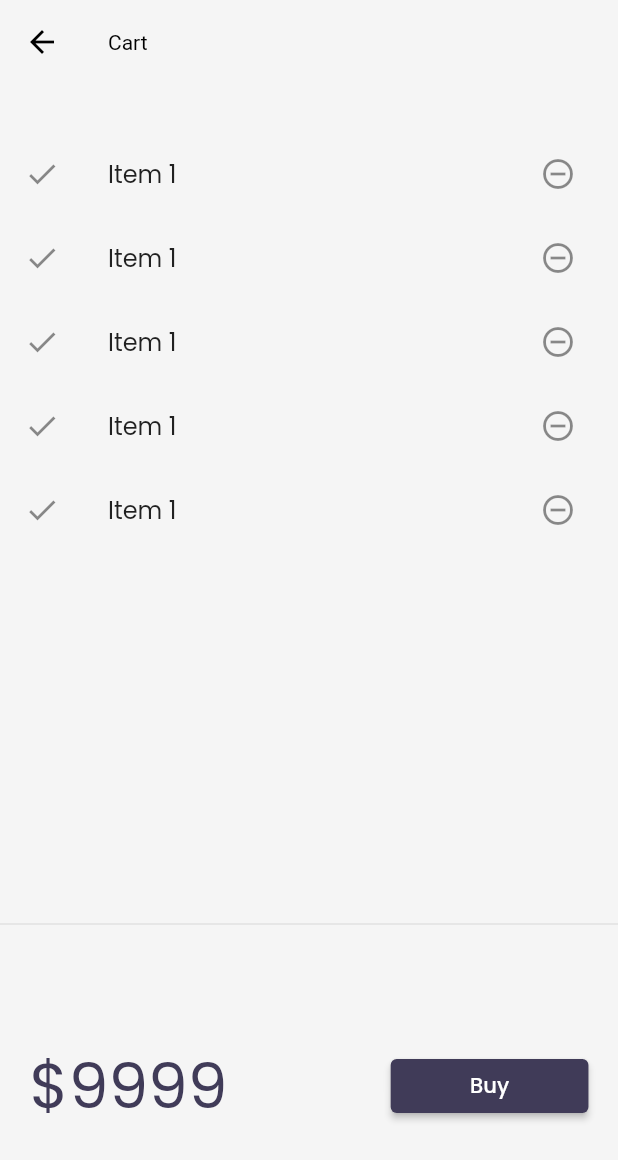
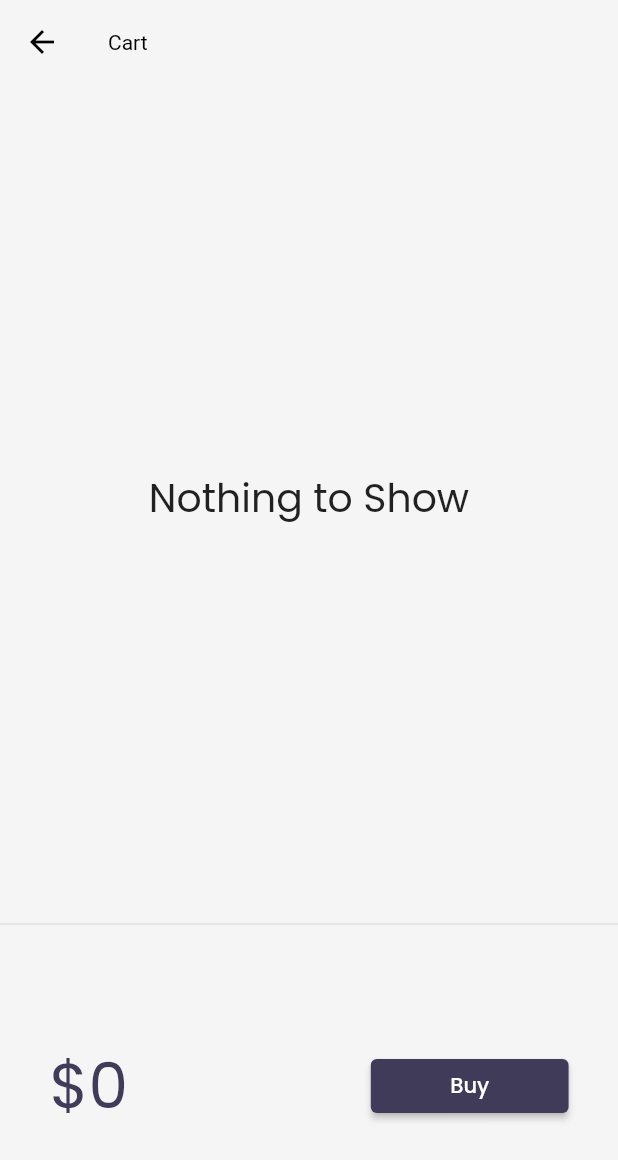
Before and after one commit to VinnieSharma2002/Catalog-App, a Flutter app: the screen it shows after launch, after a tap on an icon or button, on a phone screen of 412 x 824 dp. Shown: the top 1160 px of the screen. Run offline on Flutter 3.47's test engine with Material 2 defaults, Android fonts, the phone set to English and light mode, and no system bars; our stand-ins replace google_fonts, velocity_x; network calls fail.

Commit message:
Day-7 Completed

```diff
--- a/lib/pages/cart_page.dart
+++ b/lib/pages/cart_page.dart
@@ -1,4 +1,5 @@
 import 'package:flutter/material.dart';
+import 'package:flutter_application_1/models/cart.dart';
 import 'package:velocity_x/velocity_x.dart';
 
 class CartPage extends StatelessWidget {
@@ -14,9 +15,9 @@ class CartPage extends StatelessWidget {
       ),
       body: Column(
         children: [
-          const _CartList().py32().expand(),
+          _CartList().py32().expand(),
           const Divider(),
-          const _CartTotal(),
+          _CartTotal(),
         ],
       ),
     );
@@ -24,8 +25,8 @@ class CartPage extends StatelessWidget {
 }
 
 class _CartTotal extends StatelessWidget {
-  const _CartTotal({Key? key}) : super(key: key);
-
+  _CartTotal({Key? key}) : super(key: key);
+  final _cart = CartModel();
   @override
   Widget build(BuildContext context) {
     return SizedBox(
@@ -33,7 +34,11 @@ class _CartTotal extends StatelessWidget {
       child: Row(
         mainAxisAlignment: MainAxisAlignment.spaceAround,
         children: [
-          "\$9999".text.xl5.color(context.theme.accentColor).make(),
+          "\$${_cart.totalprice}"
+              .text
+              .xl5
+              .color(context.theme.accentColor)
+              .make(),
           30.widthBox,
           ElevatedButton(
                   onPressed: () {
@@ -51,25 +56,24 @@ class _CartTotal extends StatelessWidget {
   }
 }
 
-class _CartList extends StatefulWidget {
-  const _CartList({Key? key}) : super(key: key);
-
-  @override
-  State<_CartList> createState() => _CartListState();
-}
-
-class _CartListState extends State<_CartList> {
+class _CartList extends StatelessWidget{
+  final _cart = CartModel();
   @override
   Widget build(BuildContext context) {
-    return ListView.builder(
-        itemCount: 5,
-        itemBuilder: (context, index) => ListTile(
-              leading: Icon(Icons.done),
-              trailing: IconButton(
-                icon: Icon(Icons.remove_circle_outline),
-                onPressed: () {},
-              ),
-              title: "Item 1".text.make(),
-            ));
+    return _cart.items.isEmpty
+        ? "Nothing to Show".text.xl3.makeCentered()
+        : ListView.builder(
+            itemCount: _cart.items.length,
+            itemBuilder: (context, index) => ListTile(
+                  leading: const Icon(Icons.done),
+                  trailing: IconButton(
+                    icon: const Icon(Icons.remove_circle_outline),
+                    onPressed: () {
+                      _cart.remove(_cart.items[index]);
+                      //setState(() {});
+                    },
+                  ),
+                  title: _cart.items[index].name.text.make(),
+                ));
   }
 }
--- a/lib/widgets/drawer.dart
+++ b/lib/widgets/drawer.dart
@@ -6,12 +6,12 @@ class MyDrawer extends StatelessWidget {
 
   @override
   Widget build(BuildContext context) {
-    final imageurl = "https://www.teahub.io/photos/full/4-45076_kira-light-yagami.jpg";
+    const imageurl = "https://www.teahub.io/photos/full/4-45076_kira-light-yagami.jpg";
     return Drawer(
       child: Container(
         color: Colors.deepPurple,
         child: ListView(
-          children: [
+          children: const [
             DrawerHeader(
                 padding: EdgeInsets.zero,
                 child: UserAccountsDrawerHeader(
--- /dev/null
+++ b/lib/widgets/home_widgets/add_to_cart.dart
@@ -0,0 +1,34 @@
+import 'package:flutter/cupertino.dart';
+import 'package:flutter/material.dart';
+import 'package:flutter_application_1/models/cart.dart';
+import 'package:flutter_application_1/models/catalog.dart';
+import 'package:velocity_x/velocity_x.dart';
+
+class AddToCart extends StatelessWidget {
+  final Item catalog;
+  AddToCart({
+    Key? key, required this.catalog,
+  }) : super(key: key);
+
+  final _cart = CartModel();
+
+  @override
+  Widget build(BuildContext context) {
+    bool isInCart = _cart.items.contains(catalog);
+    return ElevatedButton(
+        onPressed: () {
+          if (!isInCart){
+          isInCart = isInCart.toggle();
+          final _catalog = CatalogModel();
+          _cart.catalog = _catalog;
+          _cart.add(catalog);
+          //setState(() {});
+          }
+        },
+        style: ButtonStyle(
+            backgroundColor: MaterialStateProperty.all(
+                context.theme.buttonColor),
+            shape: MaterialStateProperty.all(const StadiumBorder())),
+        child: isInCart ? const Icon(Icons.done) : const Icon(CupertinoIcons.cart_badge_plus));
+  }
+}
--- a/lib/widgets/home_widgets/catalog_list.dart
+++ b/lib/widgets/home_widgets/catalog_list.dart
@@ -1,9 +1,9 @@
 import 'package:flutter/material.dart';
 import 'package:flutter_application_1/models/catalog.dart';
 import 'package:flutter_application_1/pages/home_detail_page.dart';
-import 'package:flutter_application_1/widgets/themes.dart';
 import 'package:velocity_x/velocity_x.dart';
 
+import 'add_to_cart.dart';
 import 'catalog_image.dart';
 
 class CatalogList extends StatelessWidget {
@@ -58,13 +58,7 @@ class CatalogItem extends StatelessWidget {
               buttonPadding: EdgeInsets.zero,
               children: [
                 "\$${catalog.price}".text.bold.make(),
-                ElevatedButton(
-                    onPressed: () {},
-                    style: ButtonStyle(
-                        backgroundColor: MaterialStateProperty.all(
-                            context.theme.buttonColor),
-                        shape: MaterialStateProperty.all(const StadiumBorder())),
-                    child: "Add to Cart".text.make())
+                AddToCart(catalog: catalog)
               ],
             ).pOnly(right: 8.0)
           ],
--- a/lib/widgets/themes.dart
+++ b/lib/widgets/themes.dart
@@ -7,8 +7,8 @@ class MyTheme {
       primarySwatch: Colors.deepPurple,
       cardColor: Colors.white,
       canvasColor: creamColor,
-      buttonColor: DarkBluishColor,
-      accentColor: DarkBluishColor,
+      buttonColor: darkbluishColor,
+      accentColor: darkbluishColor,
       fontFamily: GoogleFonts.poppins().fontFamily,
       appBarTheme: const AppBarTheme(
         color: Colors.white,
@@ -21,8 +21,8 @@ class MyTheme {
     brightness: Brightness.dark,
       primarySwatch: Colors.deepPurple,
       cardColor: Colors.black,
-      canvasColor: DarkCreamColor,
-      buttonColor: LightBluishColor,
+      canvasColor: darkcreamColor,
+      buttonColor: lightbluishColor,
       accentColor: Colors.white,
       fontFamily: GoogleFonts.poppins().fontFamily,
       appBarTheme: const AppBarTheme(
@@ -34,7 +34,7 @@ class MyTheme {
 
   //Colors
   static Color creamColor = const Color(0xfff5f5f5);
-  static Color DarkCreamColor = Vx.gray900;
-  static Color DarkBluishColor = const Color(0xff403b58);
-  static Color LightBluishColor = Vx.indigo500;
+  static Color darkcreamColor = Vx.gray900;
+  static Color darkbluishColor = const Color(0xff403b58);
+  static Color lightbluishColor = Vx.indigo500;
 }
```
